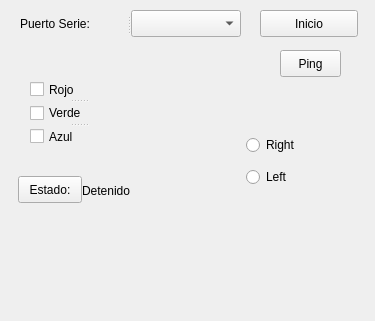
This is guipanel.ui in espinozurera/proyecto1-qt as Qt 5 draws it before an edit. The edited form follows.
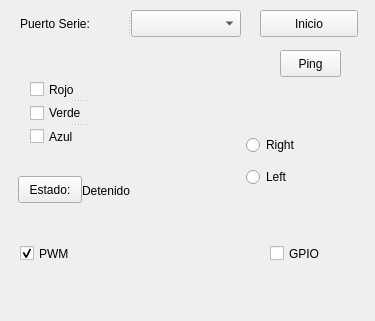
This is the edited form. Custom widgets are drawn as their Qt base class.

```diff
--- a/guipanel.ui
+++ b/guipanel.ui
@@ -194,7 +194,7 @@
   <widget class="color_widgets::ColorWheel" name="colorWheel">
    <property name="geometry">
     <rect>
-     <x>170</x>
+     <x>140</x>
      <y>210</y>
      <width>100</width>
      <height>100</height>
@@ -207,6 +207,38 @@
     </sizepolicy>
    </property>
   </widget>
+  <widget class="QCheckBox" name="modo_pwm">
+   <property name="geometry">
+    <rect>
+     <x>20</x>
+     <y>240</y>
+     <width>91</width>
+     <height>27</height>
+    </rect>
+   </property>
+   <property name="text">
+    <string>PWM</string>
+   </property>
+   <property name="checked">
+    <bool>true</bool>
+   </property>
+   <property name="tristate">
+    <bool>false</bool>
+   </property>
+  </widget>
+  <widget class="QCheckBox" name="modo_gpio">
+   <property name="geometry">
+    <rect>
+     <x>270</x>
+     <y>240</y>
+     <width>91</width>
+     <height>27</height>
+    </rect>
+   </property>
+   <property name="text">
+    <string>GPIO</string>
+   </property>
+  </widget>
  </widget>
  <layoutdefault spacing="6" margin="11"/>
  <customwidgets>
```
